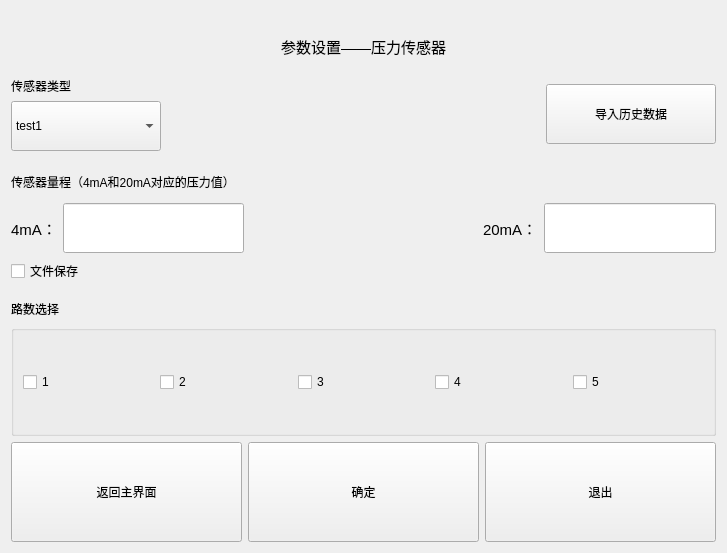
Before: the Qt Designer form ui_param/paramwin_pressuresensor.ui in Dirck-YHP/Proj_sensor_detect, drawn with Qt 5.
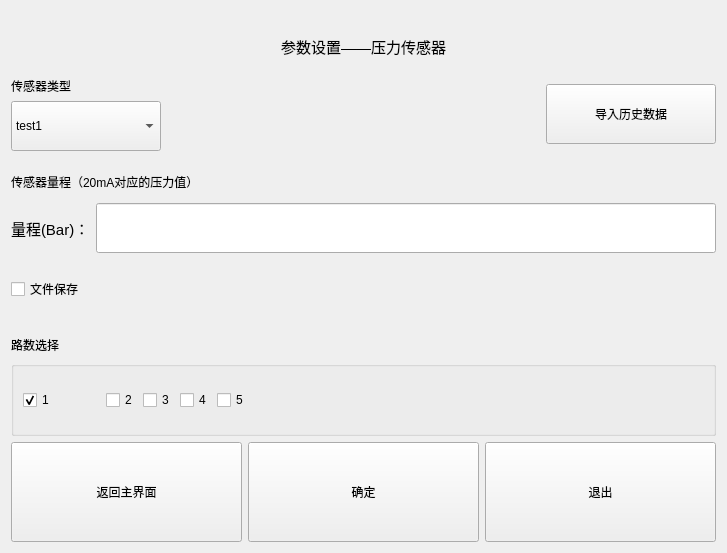
After: the same form once the commit is applied.

Commit message: 0920评审会，优化压力部分需求

Patch:
```diff
--- a/ui_param/paramwin_pressuresensor.ui
+++ b/ui_param/paramwin_pressuresensor.ui
@@ -13,7 +13,7 @@
   <property name="windowTitle">
    <string>参数设置_压力传感器</string>
   </property>
-  <layout class="QGridLayout" name="gridLayout_2">
+  <layout class="QGridLayout" name="gridLayout">
    <item row="0" column="0">
     <widget class="QLabel" name="label">
      <property name="minimumSize">
@@ -103,7 +103,7 @@
     </layout>
    </item>
    <item row="2" column="0">
-    <layout class="QVBoxLayout" name="verticalLayout_3">
+    <layout class="QVBoxLayout" name="verticalLayout_5">
      <item>
       <widget class="QLabel" name="label_range">
        <property name="minimumSize">
@@ -119,54 +119,13 @@
         </size>
        </property>
        <property name="text">
-        <string>传感器量程（4mA和20mA对应的压力值）</string>
+        <string>传感器量程（20mA对应的压力值）</string>
        </property>
       </widget>
      </item>
-     <item>
-      <layout class="QHBoxLayout" name="horizontalLayout_5">
        <item>
         <layout class="QHBoxLayout" name="horizontalLayout_3">
          <item>
-          <widget class="QLabel" name="label_4mA">
-           <property name="font">
-            <font>
-             <pointsize>11</pointsize>
-            </font>
-           </property>
-           <property name="text">
-            <string>4mA：</string>
-           </property>
-          </widget>
-         </item>
-         <item>
-          <widget class="QLineEdit" name="lineE_4mA">
-           <property name="minimumSize">
-            <size>
-             <width>150</width>
-             <height>50</height>
-            </size>
-           </property>
-          </widget>
-         </item>
-        </layout>
-       </item>
-       <item>
-        <spacer name="horizontalSpacer_2">
-         <property name="orientation">
-          <enum>Qt::Horizontal</enum>
-         </property>
-         <property name="sizeHint" stdset="0">
-          <size>
-           <width>40</width>
-           <height>20</height>
-          </size>
-         </property>
-        </spacer>
-       </item>
-       <item>
-        <layout class="QHBoxLayout" name="horizontalLayout_4">
-         <item>
           <widget class="QLabel" name="label_20mA">
            <property name="font">
             <font>
@@ -174,7 +133,7 @@
             </font>
            </property>
            <property name="text">
-            <string>20mA：</string>
+          <string>量程(Bar)：</string>
            </property>
           </widget>
          </item>
@@ -192,16 +151,24 @@
        </item>
       </layout>
      </item>
+   <item row="3" column="0">
+    <layout class="QVBoxLayout" name="verticalLayout_4">
+     <item>
+      <layout class="QVBoxLayout" name="verticalLayout_3">
      <item>
       <widget class="QCheckBox" name="cBox_file_save">
+         <property name="minimumSize">
+          <size>
+           <width>0</width>
+           <height>60</height>
+          </size>
+         </property>
        <property name="text">
         <string>文件保存</string>
        </property>
       </widget>
      </item>
-    </layout>
-   </item>
-   <item row="3" column="0">
+       <item>
     <layout class="QVBoxLayout" name="verticalLayout">
      <item>
       <widget class="QLabel" name="label_channel">
@@ -224,51 +191,90 @@
      </item>
      <item>
       <widget class="QGroupBox" name="gridGroupBox">
-       <layout class="QGridLayout" name="gridLayout">
-        <property name="horizontalSpacing">
-         <number>6</number>
-        </property>
-        <item row="0" column="2">
+           <property name="minimumSize">
+            <size>
+             <width>0</width>
+             <height>70</height>
+            </size>
+           </property>
          <widget class="QCheckBox" name="checkBox_ch_3">
+            <property name="geometry">
+             <rect>
+              <x>132</x>
+              <y>30</y>
+              <width>31</width>
+              <height>18</height>
+             </rect>
+            </property>
           <property name="text">
            <string>3</string>
           </property>
          </widget>
-        </item>
-        <item row="0" column="3">
          <widget class="QCheckBox" name="checkBox_ch_4">
+            <property name="geometry">
+             <rect>
+              <x>169</x>
+              <y>30</y>
+              <width>31</width>
+              <height>18</height>
+             </rect>
+            </property>
           <property name="text">
            <string>4</string>
           </property>
          </widget>
-        </item>
-        <item row="0" column="1">
          <widget class="QCheckBox" name="checkBox_ch_2">
+            <property name="geometry">
+             <rect>
+              <x>95</x>
+              <y>30</y>
+              <width>31</width>
+              <height>18</height>
+             </rect>
+            </property>
           <property name="text">
            <string>2</string>
           </property>
          </widget>
-        </item>
-        <item row="0" column="0">
          <widget class="QCheckBox" name="checkBox_ch_1">
+            <property name="geometry">
+             <rect>
+              <x>12</x>
+              <y>30</y>
+              <width>31</width>
+              <height>18</height>
+             </rect>
+            </property>
           <property name="text">
            <string>1</string>
           </property>
-         </widget>
-        </item>
-        <item row="0" column="4">
+            <property name="checked">
+             <bool>true</bool>
+            </property>
+            <property name="tristate">
+             <bool>false</bool>
+            </property>
+           </widget>
          <widget class="QCheckBox" name="checkBox_ch_5">
+            <property name="geometry">
+             <rect>
+              <x>206</x>
+              <y>30</y>
+              <width>31</width>
+              <height>18</height>
+             </rect>
+            </property>
           <property name="text">
            <string>5</string>
           </property>
          </widget>
-        </item>
-       </layout>
       </widget>
      </item>
     </layout>
    </item>
-   <item row="4" column="0">
+      </layout>
+     </item>
+     <item>
     <layout class="QHBoxLayout" name="horizontalLayout">
      <item>
       <widget class="QPushButton" name="btn_back_mainW">
@@ -308,6 +314,8 @@
         <string>退出</string>
        </property>
       </widget>
+       </item>
+      </layout>
      </item>
     </layout>
    </item>
```
Lines whose indentation alone changed are shown as unchanged. The commit also changes 6 other files.
